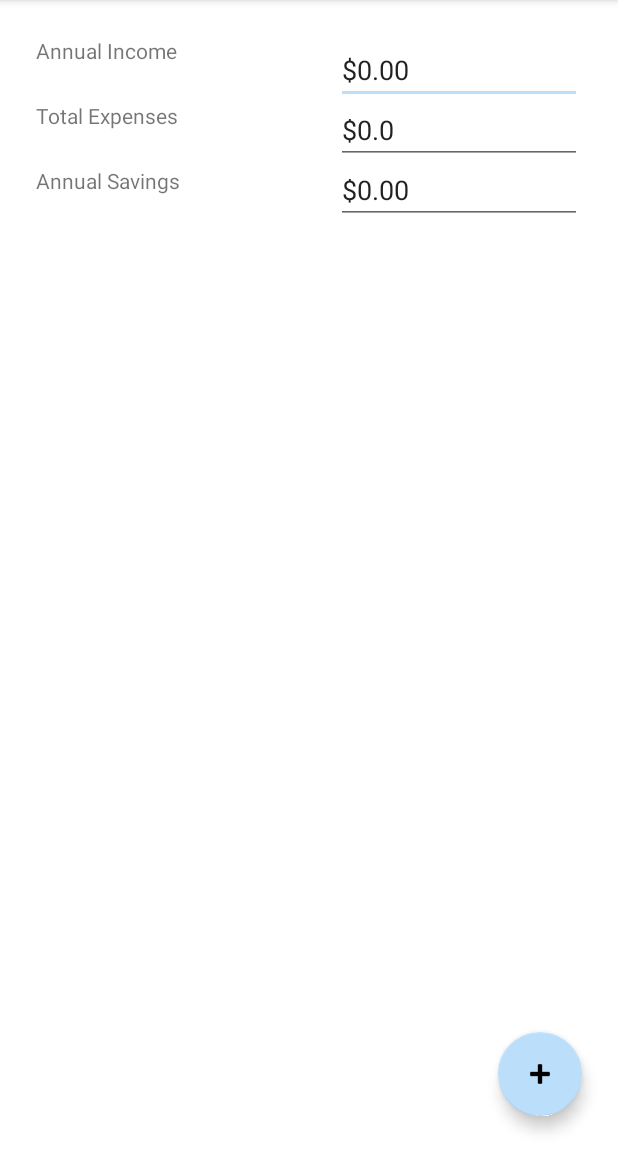
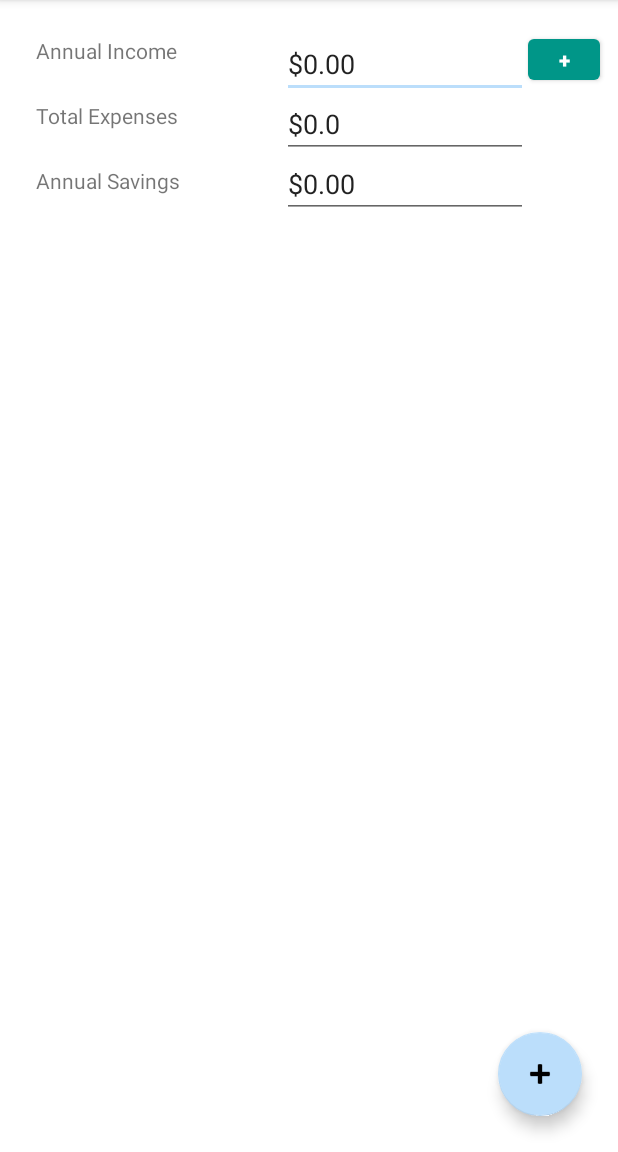
Before and after one commit to saul-h/DailyExpenseTracker, an Android app: the MainActivity screen opened directly, with no data from a screen before it, on a phone screen of 412 x 824 dp, the part 84-1236 px from its top. Run offline under Robolectric (Android 15) with nearby library versions, the phone set to English and light mode, and no system bars; our stand-ins replace Room's generated code; 1 statement that could not run was skipped.

Commit message:
Added annualIncome

```diff
--- a/app/src/main/java/com/saulh/dailyexpensetracker/MainActivity.java
+++ b/app/src/main/java/com/saulh/dailyexpensetracker/MainActivity.java
@@ -14,6 +14,10 @@ import android.util.Log;
 import android.view.Menu;
 import android.view.MenuInflater;
 import android.view.MenuItem;
+import android.view.View;
+import android.widget.Button;
+import android.widget.CheckBox;
+import android.widget.CompoundButton;
 import android.widget.EditText;
 import android.widget.Toast;
 
@@ -38,9 +42,10 @@ public class MainActivity extends AppCompatActivity {
     String username;
     List<Expense> userExpenseList;
     public static AppDatabase db;
-    User user;
+
     private RecyclerView recyclerView;
     EditText annualIncome, ed_total_expense, annualSavings;
+    Button btn_save_annual_income;
 
 
 
@@ -48,14 +53,15 @@ public class MainActivity extends AppCompatActivity {
     protected void onCreate(Bundle savedInstanceState) {
         super.onCreate(savedInstanceState);
         setContentView(R.layout.activity_main);
+
+        username = Spashscreen.this_username;
+        Log.d(TAG,"Username from Main activity " + username);
+
         context = getApplicationContext();
         db = AppDatabase.getDBInstance(context);
         ExpenseDao expenseDao = db.expenseDao();
         UserDao userDao = db.userDao();
-
-        username = Spashscreen.this_username;
-        Log.d(TAG,"Username from Main activity " + username);
-        //username = getIntent().getStringExtra(LoginActivity.LOGGED_IN_USERNAME);
+        User user = userDao.getUserByUsername(username);
 
         userExpenseList = new ArrayList<>();
         userExpenseList = expenseDao.getExpensesForUser(username);
@@ -66,9 +72,24 @@ public class MainActivity extends AppCompatActivity {
             totalExpense += userExpenseList.get(i).amount;
         }
 
+        //set total expense to the total expense text view
         ed_total_expense = findViewById(R.id.editTextTextPersonName3);
         ed_total_expense.setText("$"+String.valueOf(totalExpense));
         ed_total_expense.setFocusable(false);
+
+        annualIncome = findViewById(R.id.editTextTextPersonName2);
+        annualIncome.setText("$"+String.valueOf(user.annualIncome) );
+
+        btn_save_annual_income = findViewById(R.id.button_annual_income);
+        btn_save_annual_income.setOnClickListener(new View.OnClickListener() {
+            @Override
+            public void onClick(View v) {
+                user.annualIncome = Double.parseDouble(annualIncome.getText().toString());
+                db.userDao().updateUser(user);
+            }
+        });
+
+
 
         mFAB = findViewById(R.id.floatingActionButton);
 
--- a/app/src/main/java/com/saulh/dailyexpensetracker/RegisterActivity.java
+++ b/app/src/main/java/com/saulh/dailyexpensetracker/RegisterActivity.java
@@ -56,6 +56,8 @@ public class RegisterActivity extends AppCompatActivity {
         user.username = usernameInput;
         user.email = emailInput;
         user.password = passwordInput;
+        user.annualIncome = 0.00;
+        user.desiredSavings = 0.00;
 
         db.userDao().registerUser(user);
         finish();
--- a/app/src/main/res/layout/activity_main.xml
+++ b/app/src/main/res/layout/activity_main.xml
@@ -58,9 +58,9 @@
         android:id="@+id/editTextTextPersonName2"
         android:layout_width="164dp"
         android:layout_height="wrap_content"
-        android:layout_marginTop="24dp"
-        android:layout_marginEnd="24dp"
-        android:layout_marginRight="24dp"
+        android:layout_marginTop="20dp"
+        android:layout_marginEnd="60dp"
+        android:layout_marginRight="60dp"
         android:ems="8"
         android:inputType="textPersonName"
         android:text="$0.00"
@@ -71,8 +71,8 @@
         android:id="@+id/editTextTextPersonName3"
         android:layout_width="164dp"
         android:layout_height="40dp"
-        android:layout_marginEnd="24dp"
-        android:layout_marginRight="24dp"
+        android:layout_marginEnd="60dp"
+        android:layout_marginRight="60dp"
         android:ems="10"
         android:inputType="textPersonName"
         android:text="$0.00"
@@ -83,8 +83,8 @@
         android:id="@+id/editTextTextPersonName4"
         android:layout_width="164dp"
         android:layout_height="40dp"
-        android:layout_marginEnd="24dp"
-        android:layout_marginRight="24dp"
+        android:layout_marginEnd="60dp"
+        android:layout_marginRight="60dp"
         android:ems="10"
         android:inputType="textPersonName"
         android:text="$0.00"
@@ -114,4 +114,13 @@
         android:layout_height="wrap_content"
         app:barrierDirection="top" />
 
+    <Button
+        android:id="@+id/button_annual_income"
+        android:layout_width="48dp"
+        android:layout_height="39dp"
+        android:text="+"
+        android:textStyle="bold"
+        app:layout_constraintStart_toEndOf="@+id/editTextTextPersonName2"
+        app:layout_constraintTop_toTopOf="@+id/editTextTextPersonName2" />
+
 </androidx.constraintlayout.widget.ConstraintLayout>
```
